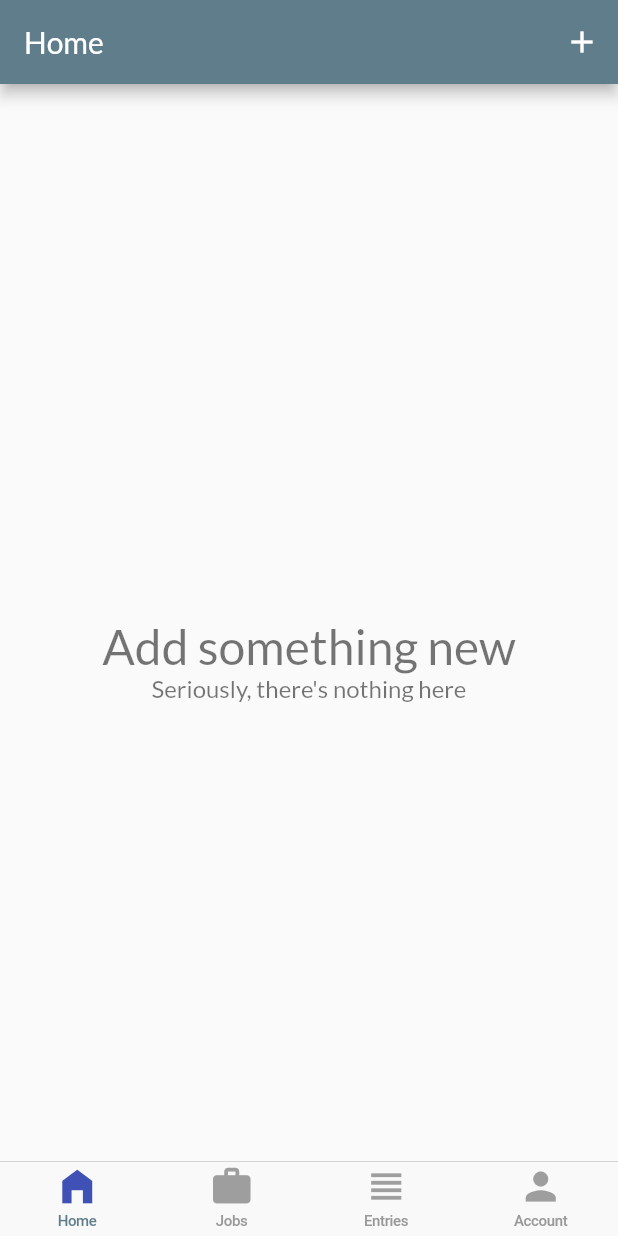
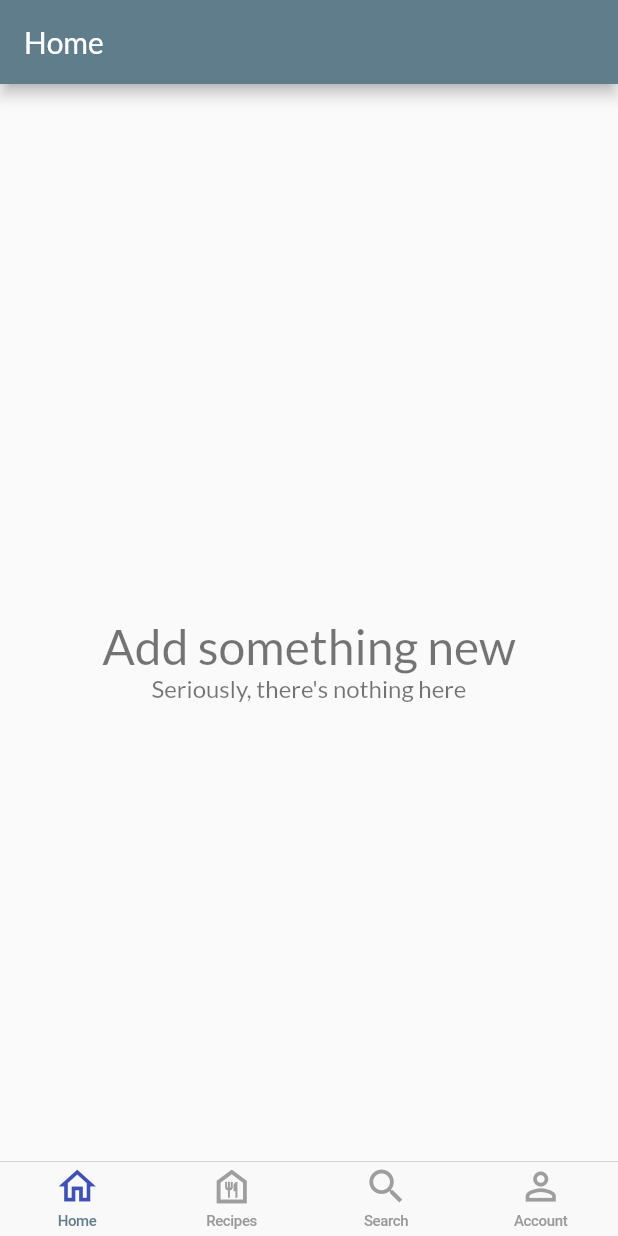
Before and after one commit to KagisoMashigo/chow_down, a Flutter app: the screen it shows once a user with an empty profile is signed in, on a phone screen of 412 x 824 dp. Run offline on Flutter 3.47's test engine with Material 2 defaults, Android fonts, the phone set to English and light mode, and no system bars; our stand-ins replace cloud_firestore, firebase_auth, firebase_core, google_sign_in, rxdart; missing offline and left inert: flutter_login_facebook; accounts and stored records are empty.

Commit message:
insert new tab

```diff
--- a/lib/pages/home/cupertino_home_scaffold.dart
+++ b/lib/pages/home/cupertino_home_scaffold.dart
@@ -22,8 +22,8 @@ class CupertinoHomeScaffold extends StatelessWidget {
       tabBar: CupertinoTabBar(
         items: [
           _buildItem(TabItem.home),
-          _buildItem(TabItem.jobs),
-          _buildItem(TabItem.entries),
+          _buildItem(TabItem.recipes),
+          _buildItem(TabItem.search),
           _buildItem(TabItem.account)
         ],
         onTap: (index) => onSelectedTab(TabItem.values[index]),
--- a/lib/pages/home/entries/entries_page.dart
+++ b/lib/pages/home/entries/entries_page.dart
@@ -18,7 +18,7 @@ class EntriesPage extends StatelessWidget {
   Widget build(BuildContext context) {
     return Scaffold(
       appBar: AppBar(
-        title: Text('Entries'),
+        title: Text('Search'),
         elevation: 2.0,
       ),
       body: _buildContents(context),
--- a/lib/pages/home/home_page/home_page.dart
+++ b/lib/pages/home/home_page/home_page.dart
@@ -29,14 +29,15 @@ class HomePage extends StatelessWidget {
     return Scaffold(
       appBar: AppBar(
         title: Text('Home'),
-        actions: <Widget>[
-          IconButton(
-            onPressed: () => EditJobPage.show(context,
-                database: Provider.of<Database>(context, listen: false)),
-            icon: Icon(Icons.add),
-            color: Colors.white,
-          ),
-        ],
+        // TODO: check if needed later
+        // actions: <Widget>[
+        //   IconButton(
+        //     onPressed: () => EditJobPage.show(context,
+        //         database: Provider.of<Database>(context, listen: false)),
+        //     icon: Icon(Icons.add),
+        //     color: Colors.white,
+        //   ),
+        // ],
       ),
       body: _buildContents(context),
     );
--- a/lib/pages/home/jobs/jobs_page.dart
+++ b/lib/pages/home/jobs/jobs_page.dart
@@ -28,7 +28,7 @@ class JobsPage extends StatelessWidget {
   Widget build(BuildContext context) {
     return Scaffold(
       appBar: AppBar(
-        title: Text('Jobs'),
+        title: Text('Recipes'),
         actions: <Widget>[
           IconButton(
             onPressed: () => EditJobPage.show(context,
--- a/lib/pages/home/tab_item.dart
+++ b/lib/pages/home/tab_item.dart
@@ -1,6 +1,6 @@
 import 'package:flutter/material.dart';
 
-enum TabItem { home, jobs, entries, account }
+enum TabItem { home, recipes, search, account }
 
 class TabItemData {
   const TabItemData({@required this.label, @required this.icon});
@@ -9,9 +9,10 @@ class TabItemData {
   final IconData icon;
 
   static const Map<TabItem, TabItemData> allTabs = {
-    TabItem.home: TabItemData(label: 'Home', icon: Icons.home_filled),
-    TabItem.jobs: TabItemData(label: 'Jobs', icon: Icons.work),
-    TabItem.entries: TabItemData(label: 'Entries', icon: Icons.view_headline),
-    TabItem.account: TabItemData(label: 'Account', icon: Icons.person),
+    TabItem.home: TabItemData(label: 'Home', icon: Icons.home_outlined),
+    TabItem.recipes:
+        TabItemData(label: 'Recipes', icon: Icons.food_bank_outlined),
+    TabItem.search: TabItemData(label: 'Search', icon: Icons.search),
+    TabItem.account: TabItemData(label: 'Account', icon: Icons.person_outline),
   };
 }
--- a/lib/pages/home/tab_manager.dart
+++ b/lib/pages/home/tab_manager.dart
@@ -16,16 +16,16 @@ class _TabManagerState extends State<TabManager> {
 
   final Map<TabItem, GlobalKey<NavigatorState>> navigatorKeys = {
     TabItem.home: GlobalKey<NavigatorState>(),
-    TabItem.jobs: GlobalKey<NavigatorState>(),
-    TabItem.entries: GlobalKey<NavigatorState>(),
+    TabItem.recipes: GlobalKey<NavigatorState>(),
+    TabItem.search: GlobalKey<NavigatorState>(),
     TabItem.account: GlobalKey<NavigatorState>()
   };
 
   Map<TabItem, WidgetBuilder> get widgetBuilders {
     return {
       TabItem.home: (_) => HomePage(),
-      TabItem.jobs: (_) => JobsPage(),
-      TabItem.entries: (context) => EntriesPage.create(context),
+      TabItem.recipes: (_) => JobsPage(),
+      TabItem.search: (context) => EntriesPage.create(context),
       TabItem.account: (_) => AccountPage()
     };
   }
```
